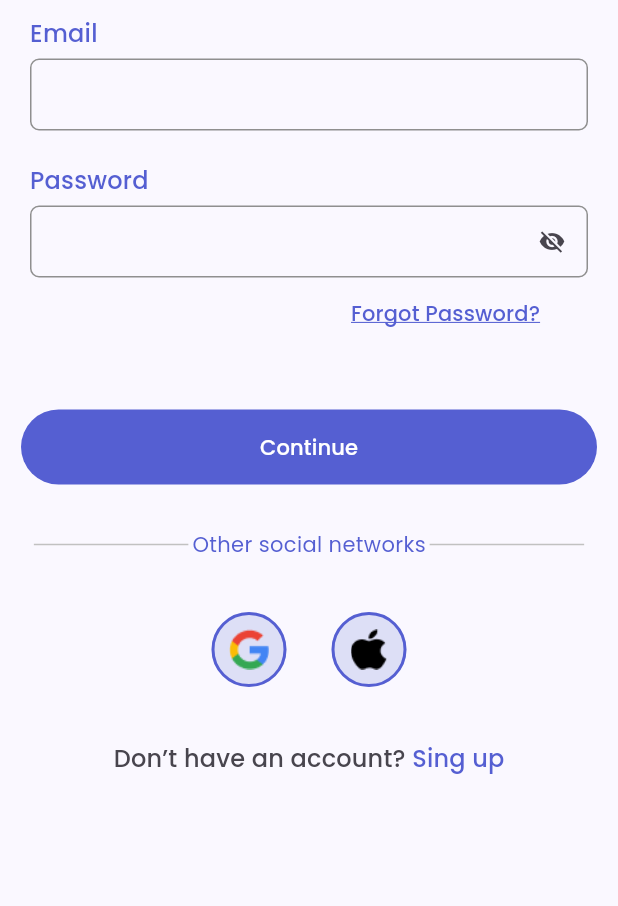
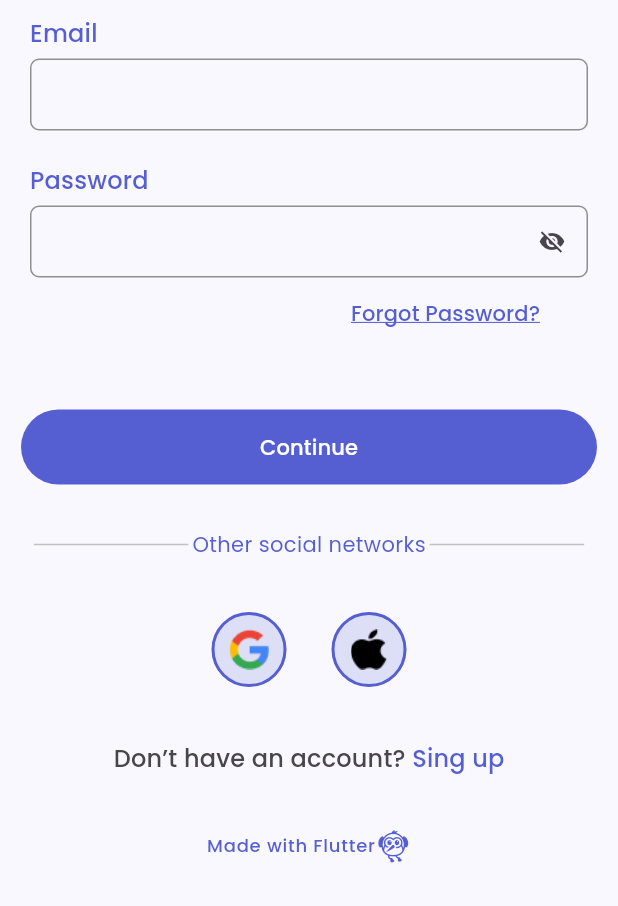
Before and after one commit to SamaritanoDev/guardowl, a Flutter app: the screen it shows after launch, on a phone screen of 412 x 824 dp, the part 330-1236 px from its top. Run offline on Flutter 3.47's test engine with Material 3 defaults, Android fonts, the phone set to English and light mode, and no system bars; our stand-ins replace cloud_firestore, equatable, firebase_auth, firebase_core, flutter_bloc, formz and 2 more; accounts and stored records are empty.

```diff
--- a/lib/config/theme/my_theme.dart
+++ b/lib/config/theme/my_theme.dart
@@ -72,7 +72,7 @@ class MaterialTheme {
       onPrimary: Color(0xff555FD2),
       primaryContainer: Color(0xff555FD2),
       onPrimaryContainer: Color(0xffeaebf9),
-      secondary: Color(0xff8bd6b6),
+      secondary: Color(0xff4CE4B1), //0xff8bd6b6
       onSecondary: Color(0xff003828),
       secondaryContainer: Color(0xff00513b),
       onSecondaryContainer: Color(0xffa6f2d1),
--- a/lib/features/authentication/ui/authentication_view.dart
+++ b/lib/features/authentication/ui/authentication_view.dart
@@ -28,7 +28,6 @@ class _AuthenticationViewState extends State<AuthenticationView> {
 
   @override
   Widget build(BuildContext context) {
-
     const singInStyleButton =
         ButtonStyle(minimumSize: WidgetStatePropertyAll(Size(300, 50)));
     final color = Theme.of(context).colorScheme;
@@ -139,6 +138,8 @@ class _AuthenticationViewState extends State<AuthenticationView> {
                     onpressed: toggleAuthMode,
                   ),
                   const SizedBox(height: 35),
+                  const _TitleReference(),
+                  const SizedBox(height: 10),
                 ],
               ),
             );
@@ -221,3 +222,24 @@ class _LineCustom extends StatelessWidget {
     );
   }
 }
+
+class _TitleReference extends StatelessWidget {
+  const _TitleReference();
+
+  @override
+  Widget build(BuildContext context) {
+    final color = Theme.of(context).colorScheme;
+    final textTheme = Theme.of(context).textTheme;
+    final subtitleStyle = textTheme.labelMedium?.copyWith(
+      color: color.primary,
+    );
+
+    return Row(
+      mainAxisAlignment: MainAxisAlignment.center,
+      children: [
+        Text('Made with Flutter', style: subtitleStyle),
+        Icon(Icons.flutter_dash_outlined, color: color.primary)
+      ],
+    );
+  }
+}
--- a/lib/features/share/location_marker_data.dart
+++ b/lib/features/share/location_marker_data.dart
@@ -76,13 +76,13 @@ class _ListTileLocationMarker extends StatelessWidget {
     final color = Theme.of(context).colorScheme;
     final textTheme = Theme.of(context).textTheme;
     final textBodySmallError =
-        textTheme.bodySmall?.copyWith(color: color.tertiary);
+        textTheme.bodySmall?.copyWith(color: color.secondary);
 
     return ListTile(
       leading: CustomCard(
         child: Icon(
           Icons.location_on,
-          color: color.tertiary,
+          color: color.secondary,
         ),
       ),
       iconColor: color.primary,
@@ -109,7 +109,7 @@ class CustomCard extends StatelessWidget {
       height: widthHeightMiniCardPurple,
       child: Card(
         elevation: 0,
-        color: color.tertiaryContainer,
+        color: color.secondaryContainer,
         shape: RoundedRectangleBorder(
           borderRadius: BorderRadius.circular(7.6),
         ),
```
Also changed, not shown: lib/features/home/widgets/my_drawer.dart (+8 -6 lines).
